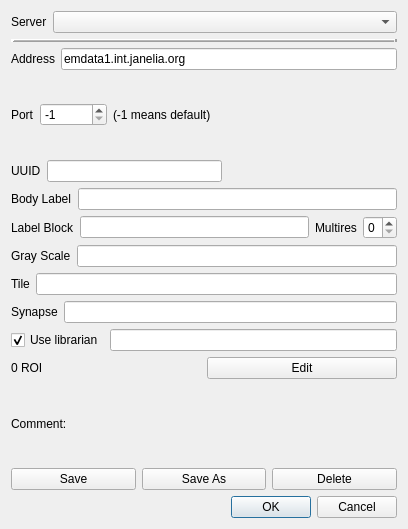
janelia-flyem/NeuTu, file neurolabi/gui/dialogs/zdviddialog.ui: the form before one commit.
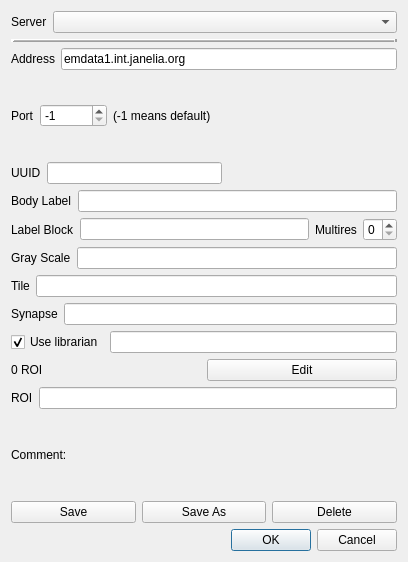
The form after the commit.

The edit to the form file:
```diff
--- a/neurolabi/gui/dialogs/zdviddialog.ui
+++ b/neurolabi/gui/dialogs/zdviddialog.ui
@@ -7,7 +7,7 @@
     <x>0</x>
     <y>0</y>
     <width>408</width>
-    <height>529</height>
+    <height>562</height>
    </rect>
   </property>
   <property name="sizePolicy">
@@ -273,6 +273,20 @@
      </item>
     </layout>
    </item>
+   <item>
+    <layout class="QHBoxLayout" name="horizontalLayout_16">
+     <item>
+      <widget class="QLabel" name="label_13">
+       <property name="text">
+        <string>ROI</string>
+       </property>
+      </widget>
+     </item>
+     <item>
+      <widget class="QLineEdit" name="roiLineEdit"/>
+     </item>
+    </layout>
+   </item>
    <item>
     <layout class="QHBoxLayout" name="horizontalLayout_6">
      <item>
```
